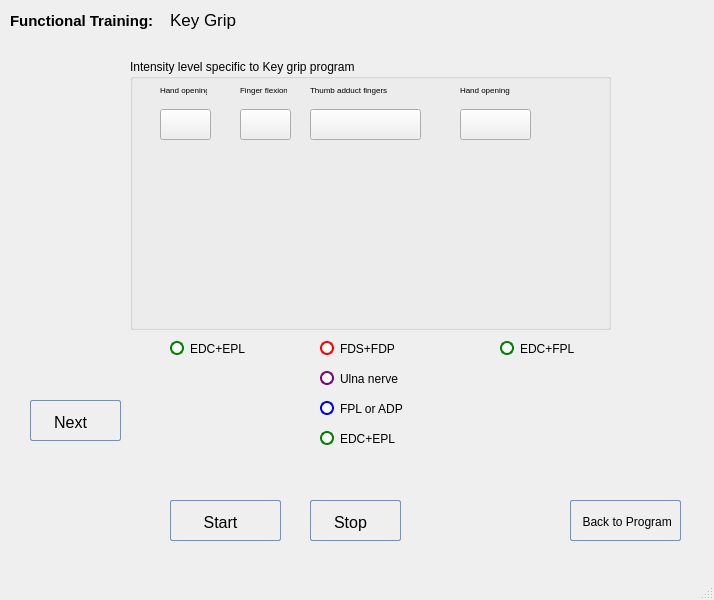
The window that POML060_v1/programkeygripv2.ui (viniltc/POML060) describes before a commit, drawn with Qt 5.
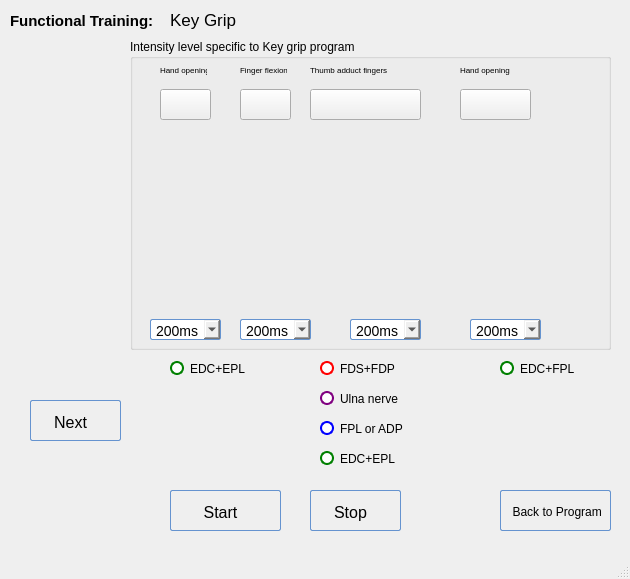
The same window after the commit. Icons and pictures are not drawn.

What changed in the file:
```diff
--- a/POML060_v1/programkeygripv2.ui
+++ b/POML060_v1/programkeygripv2.ui
@@ -6,19 +6,22 @@
    <rect>
     <x>0</x>
     <y>0</y>
-    <width>714</width>
-    <height>600</height>
+    <width>630</width>
+    <height>579</height>
    </rect>
   </property>
   <property name="windowTitle">
    <string>MainWindow</string>
   </property>
   <widget class="QWidget" name="centralwidget">
+   <property name="enabled">
+    <bool>true</bool>
+   </property>
    <widget class="QRadioButton" name="radioButton_four">
     <property name="geometry">
      <rect>
       <x>170</x>
-      <y>340</y>
+      <y>360</y>
       <width>141</width>
       <height>17</height>
      </rect>
@@ -60,7 +63,7 @@
     <property name="geometry">
      <rect>
       <x>320</x>
-      <y>340</y>
+      <y>360</y>
       <width>171</width>
       <height>17</height>
      </rect>
@@ -102,7 +105,7 @@
     <property name="geometry">
      <rect>
       <x>320</x>
-      <y>370</y>
+      <y>390</y>
       <width>161</width>
       <height>17</height>
      </rect>
@@ -144,7 +147,7 @@
     <property name="geometry">
      <rect>
       <x>320</x>
-      <y>400</y>
+      <y>420</y>
       <width>141</width>
       <height>17</height>
      </rect>
@@ -187,7 +190,7 @@
     <property name="geometry">
      <rect>
       <x>500</x>
-      <y>340</y>
+      <y>360</y>
       <width>151</width>
       <height>17</height>
      </rect>
@@ -324,8 +327,8 @@
    <widget class="QPushButton" name="pushButton_back_keypro">
     <property name="geometry">
      <rect>
-      <x>570</x>
-      <y>500</y>
+      <x>500</x>
+      <y>490</y>
       <width>111</width>
       <height>41</height>
      </rect>
@@ -380,9 +383,9 @@
     <property name="geometry">
      <rect>
       <x>130</x>
-      <y>59</y>
+      <y>39</y>
       <width>481</width>
-      <height>271</height>
+      <height>311</height>
      </rect>
     </property>
     <property name="title">
@@ -512,6 +515,342 @@
       <string/>
      </property>
     </widget>
+    <widget class="QComboBox" name="comboBox_1">
+     <property name="enabled">
+      <bool>true</bool>
+     </property>
+     <property name="geometry">
+      <rect>
+       <x>20</x>
+       <y>280</y>
+       <width>71</width>
+       <height>21</height>
+      </rect>
+     </property>
+     <property name="styleSheet">
+      <string notr="true">QComboBox:hover{
+        background: qlineargradient(x1 : 0, y1 : 0, x2 : 0, y2 :   1, stop :   0.0 #ffd9aa,
+                stop :   0.5 #ffbb6e, stop :   0.55 #feae42, stop :   1.0 #fedb74);
+}
+
+QComboBox {
+        border: 1px solid #6593cf;
+        border-radius: 2px;
+        padding: 5px 5px 2px 5px;
+        background: qlineargradient(x1 : 0, y1 : 0, x2 : 0, y2 :   1, stop :   0.0 #f5f9ff,
+                stop :   0.5 #c7dfff, stop :   0.55 #afd2ff, stop :   1.0 #c0dbff);
+        color: #0000;
+        font:  large &quot;Arial&quot;;
+		font-size: 14px;
+        height: 30px;
+}
+
+
+
+QComboBox:pressed {
+        background: qlineargradient(x1 : 0, y1 : 0, x2 : 0, y2 :   1, stop :   0.0 #c0dbff,
+        stop :   0.5 #cfd26f, stop :   0.55 #c7df6f, stop :   1.0 #f5f9ff);
+        padding-top: 2px;
+        padding-left: 3px;
+
+}
+QComboBox:on {
+        background: qlineargradient(x1 : 0, y1 : 0, x2 : 0, y2 :   1, stop :   0.0 #5AA72D,
+        stop :   0.5 #B3E296, stop :   0.55 #B3E296, stop :   1.0 #f5f9ff);
+        padding-top: 2px;
+        padding-left: 3px;
+}
+
+QComboBox:disabled {
+        background: transparent #e5e9ee;
+        padding-top: 2px;        
+        padding-left: 3px;
+        color: black;
+}</string>
+     </property>
+     <item>
+      <property name="text">
+       <string>200ms</string>
+      </property>
+     </item>
+     <item>
+      <property name="text">
+       <string>500ms</string>
+      </property>
+     </item>
+     <item>
+      <property name="text">
+       <string>1s</string>
+      </property>
+     </item>
+     <item>
+      <property name="text">
+       <string>1.5s</string>
+      </property>
+     </item>
+     <item>
+      <property name="text">
+       <string>2s</string>
+      </property>
+     </item>
+     <item>
+      <property name="text">
+       <string/>
+      </property>
+     </item>
+    </widget>
+    <widget class="QComboBox" name="comboBox_2">
+     <property name="enabled">
+      <bool>true</bool>
+     </property>
+     <property name="geometry">
+      <rect>
+       <x>110</x>
+       <y>280</y>
+       <width>71</width>
+       <height>21</height>
+      </rect>
+     </property>
+     <property name="styleSheet">
+      <string notr="true">QComboBox:hover{
+        background: qlineargradient(x1 : 0, y1 : 0, x2 : 0, y2 :   1, stop :   0.0 #ffd9aa,
+                stop :   0.5 #ffbb6e, stop :   0.55 #feae42, stop :   1.0 #fedb74);
+}
+
+QComboBox {
+        border: 1px solid #6593cf;
+        border-radius: 2px;
+        padding: 5px 5px 2px 5px;
+        background: qlineargradient(x1 : 0, y1 : 0, x2 : 0, y2 :   1, stop :   0.0 #f5f9ff,
+                stop :   0.5 #c7dfff, stop :   0.55 #afd2ff, stop :   1.0 #c0dbff);
+        color: #0000;
+        font:  large &quot;Arial&quot;;
+		font-size: 14px;
+        height: 30px;
+}
+
+
+
+QComboBox:pressed {
+        background: qlineargradient(x1 : 0, y1 : 0, x2 : 0, y2 :   1, stop :   0.0 #c0dbff,
+        stop :   0.5 #cfd26f, stop :   0.55 #c7df6f, stop :   1.0 #f5f9ff);
+        padding-top: 2px;
+        padding-left: 3px;
+
+}
+QComboBox:on {
+        background: qlineargradient(x1 : 0, y1 : 0, x2 : 0, y2 :   1, stop :   0.0 #5AA72D,
+        stop :   0.5 #B3E296, stop :   0.55 #B3E296, stop :   1.0 #f5f9ff);
+        padding-top: 2px;
+        padding-left: 3px;
+}
+
+QComboBox:disabled {
+        background: transparent #e5e9ee;
+        padding-top: 2px;        
+        padding-left: 3px;
+        color: black;
+}</string>
+     </property>
+     <item>
+      <property name="text">
+       <string>200ms</string>
+      </property>
+     </item>
+     <item>
+      <property name="text">
+       <string>500ms</string>
+      </property>
+     </item>
+     <item>
+      <property name="text">
+       <string>1s</string>
+      </property>
+     </item>
+     <item>
+      <property name="text">
+       <string>1.5s</string>
+      </property>
+     </item>
+     <item>
+      <property name="text">
+       <string>2s</string>
+      </property>
+     </item>
+     <item>
+      <property name="text">
+       <string/>
+      </property>
+     </item>
+    </widget>
+    <widget class="QComboBox" name="comboBox_3">
+     <property name="enabled">
+      <bool>true</bool>
+     </property>
+     <property name="geometry">
+      <rect>
+       <x>220</x>
+       <y>280</y>
+       <width>71</width>
+       <height>21</height>
+      </rect>
+     </property>
+     <property name="styleSheet">
+      <string notr="true">QComboBox:hover{
+        background: qlineargradient(x1 : 0, y1 : 0, x2 : 0, y2 :   1, stop :   0.0 #ffd9aa,
+                stop :   0.5 #ffbb6e, stop :   0.55 #feae42, stop :   1.0 #fedb74);
+}
+
+QComboBox {
+        border: 1px solid #6593cf;
+        border-radius: 2px;
+        padding: 5px 5px 2px 5px;
+        background: qlineargradient(x1 : 0, y1 : 0, x2 : 0, y2 :   1, stop :   0.0 #f5f9ff,
+                stop :   0.5 #c7dfff, stop :   0.55 #afd2ff, stop :   1.0 #c0dbff);
+        color: #0000;
+        font:  large &quot;Arial&quot;;
+		font-size: 14px;
+        height: 30px;
+}
+
+
+
+QComboBox:pressed {
+        background: qlineargradient(x1 : 0, y1 : 0, x2 : 0, y2 :   1, stop :   0.0 #c0dbff,
+        stop :   0.5 #cfd26f, stop :   0.55 #c7df6f, stop :   1.0 #f5f9ff);
+        padding-top: 2px;
+        padding-left: 3px;
+
+}
+QComboBox:on {
+        background: qlineargradient(x1 : 0, y1 : 0, x2 : 0, y2 :   1, stop :   0.0 #5AA72D,
+        stop :   0.5 #B3E296, stop :   0.55 #B3E296, stop :   1.0 #f5f9ff);
+        padding-top: 2px;
+        padding-left: 3px;
+}
+
+QComboBox:disabled {
+        background: transparent #e5e9ee;
+        padding-top: 2px;        
+        padding-left: 3px;
+        color: black;
+}</string>
+     </property>
+     <item>
+      <property name="text">
+       <string>200ms</string>
+      </property>
+     </item>
+     <item>
+      <property name="text">
+       <string>500ms</string>
+      </property>
+     </item>
+     <item>
+      <property name="text">
+       <string>1s</string>
+      </property>
+     </item>
+     <item>
+      <property name="text">
+       <string>1.5s</string>
+      </property>
+     </item>
+     <item>
+      <property name="text">
+       <string>2s</string>
+      </property>
+     </item>
+     <item>
+      <property name="text">
+       <string/>
+      </property>
+     </item>
+    </widget>
+    <widget class="QComboBox" name="comboBox_4">
+     <property name="enabled">
+      <bool>true</bool>
+     </property>
+     <property name="geometry">
+      <rect>
+       <x>340</x>
+       <y>280</y>
+       <width>71</width>
+       <height>21</height>
+      </rect>
+     </property>
+     <property name="styleSheet">
+      <string notr="true">QComboBox:hover{
+        background: qlineargradient(x1 : 0, y1 : 0, x2 : 0, y2 :   1, stop :   0.0 #ffd9aa,
+                stop :   0.5 #ffbb6e, stop :   0.55 #feae42, stop :   1.0 #fedb74);
+}
+
+QComboBox {
+        border: 1px solid #6593cf;
+        border-radius: 2px;
+        padding: 5px 5px 2px 5px;
+        background: qlineargradient(x1 : 0, y1 : 0, x2 : 0, y2 :   1, stop :   0.0 #f5f9ff,
+                stop :   0.5 #c7dfff, stop :   0.55 #afd2ff, stop :   1.0 #c0dbff);
+        color: #0000;
+        font:  large &quot;Arial&quot;;
+		font-size: 14px;
+        height: 30px;
+}
+
+
+
+QComboBox:pressed {
+        background: qlineargradient(x1 : 0, y1 : 0, x2 : 0, y2 :   1, stop :   0.0 #c0dbff,
+        stop :   0.5 #cfd26f, stop :   0.55 #c7df6f, stop :   1.0 #f5f9ff);
+        padding-top: 2px;
+        padding-left: 3px;
+
+}
+QComboBox:on {
+        background: qlineargradient(x1 : 0, y1 : 0, x2 : 0, y2 :   1, stop :   0.0 #5AA72D,
+        stop :   0.5 #B3E296, stop :   0.55 #B3E296, stop :   1.0 #f5f9ff);
+        padding-top: 2px;
+        padding-left: 3px;
+}
+
+QComboBox:disabled {
+        background: transparent #e5e9ee;
+        padding-top: 2px;        
+        padding-left: 3px;
+        color: black;
+}</string>
+     </property>
+     <item>
+      <property name="text">
+       <string>200ms</string>
+      </property>
+     </item>
+     <item>
+      <property name="text">
+       <string>500ms</string>
+      </property>
+     </item>
+     <item>
+      <property name="text">
+       <string>1s</string>
+      </property>
+     </item>
+     <item>
+      <property name="text">
+       <string>1.5s</string>
+      </property>
+     </item>
+     <item>
+      <property name="text">
+       <string>2s</string>
+      </property>
+     </item>
+     <item>
+      <property name="text">
+       <string/>
+      </property>
+     </item>
+    </widget>
    </widget>
    <widget class="QLabel" name="label">
     <property name="geometry">
@@ -556,7 +895,7 @@
     <property name="geometry">
      <rect>
       <x>170</x>
-      <y>500</y>
+      <y>490</y>
       <width>111</width>
       <height>41</height>
      </rect>
@@ -615,7 +954,7 @@
     <property name="geometry">
      <rect>
       <x>310</x>
-      <y>500</y>
+      <y>490</y>
       <width>91</width>
       <height>41</height>
      </rect>
@@ -751,7 +1090,7 @@
     <property name="geometry">
      <rect>
       <x>320</x>
-      <y>430</y>
+      <y>450</y>
       <width>141</width>
       <height>17</height>
      </rect>
```
Left out of the diff: 60 changed lines with no effect on the pictures.
